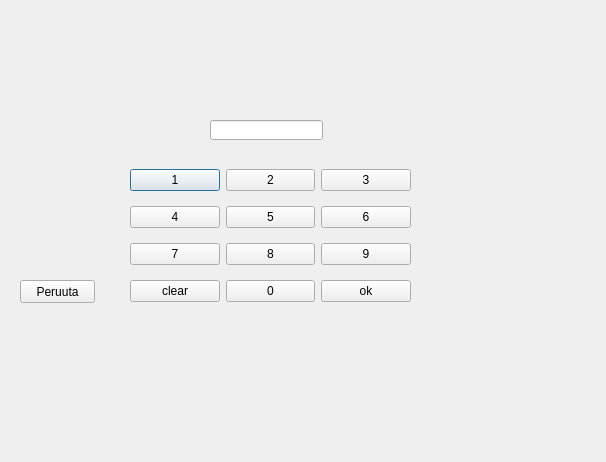
Qt form bankautomat/pindll/engine.ui (banksimul2022/group10) before a commit.
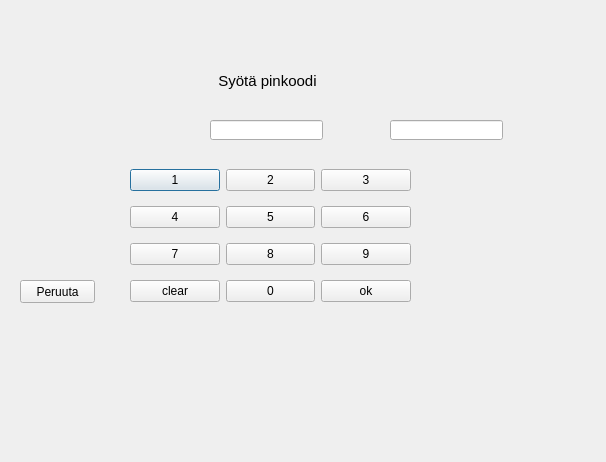
The same form after that commit.

What changed in the file:
```diff
--- a/bankautomat/pindll/engine.ui
+++ b/bankautomat/pindll/engine.ui
@@ -132,17 +132,32 @@
     <string>Peruuta</string>
    </property>
   </widget>
-  <widget class="QLabel" name="vaarapin_label">
+  <widget class="QLabel" name="label">
    <property name="geometry">
     <rect>
-     <x>230</x>
-     <y>50</y>
-     <width>71</width>
-     <height>31</height>
+     <x>210</x>
+     <y>60</y>
+     <width>121</width>
+     <height>41</height>
     </rect>
    </property>
+   <property name="font">
+    <font>
+     <pointsize>11</pointsize>
+    </font>
+   </property>
    <property name="text">
-    <string/>
+    <string>  Syötä pinkoodi</string>
+   </property>
+  </widget>
+  <widget class="QLineEdit" name="vaarapin_label">
+   <property name="geometry">
+    <rect>
+     <x>390</x>
+     <y>120</y>
+     <width>113</width>
+     <height>20</height>
+    </rect>
    </property>
   </widget>
  </widget>
```
